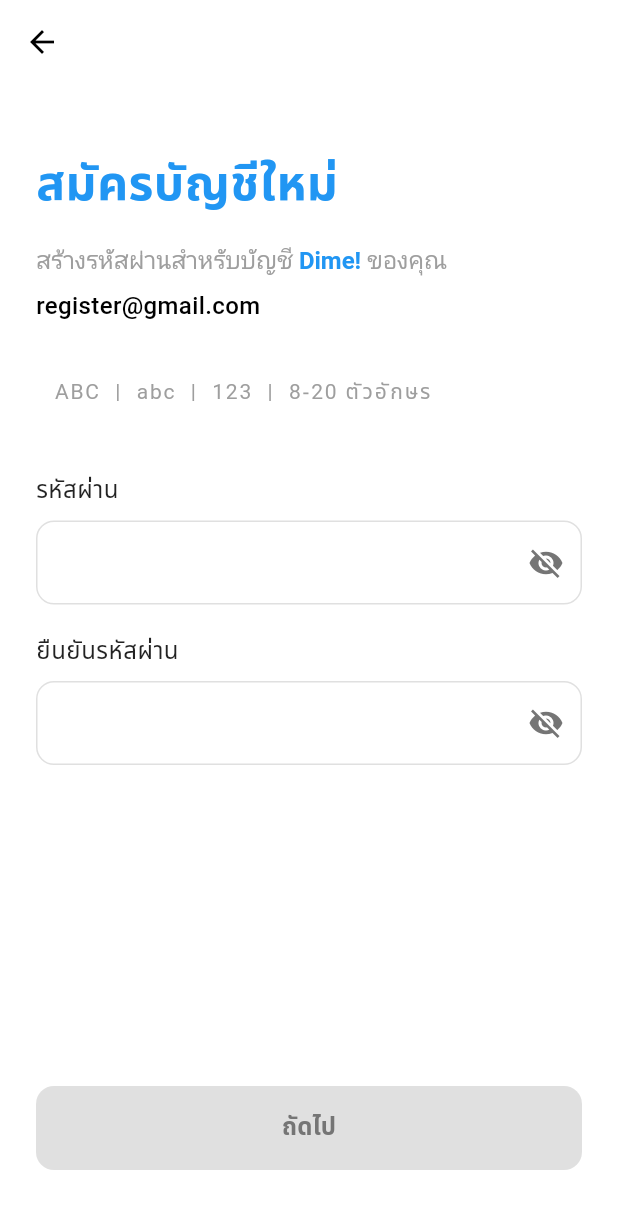
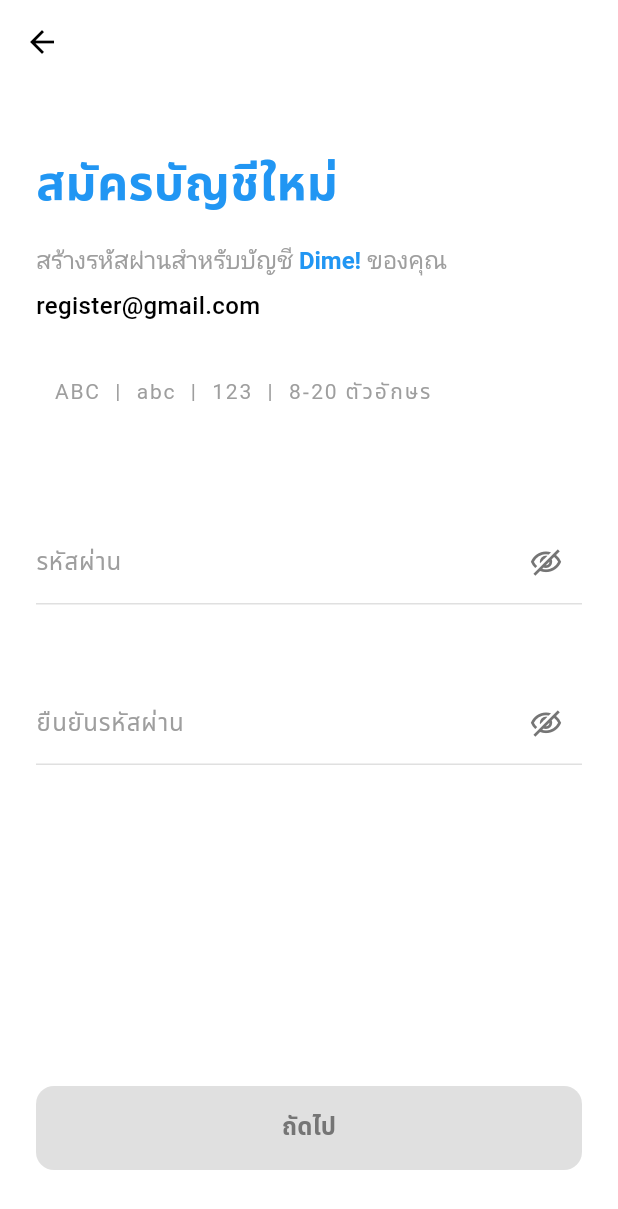
Before and after one commit to ARTTTT-TTTT/local-community-marketplace, a Flutter app: the screen it shows after launch, after a tap on "Open Signup Screen", on a phone screen of 412 x 824 dp. Shown: the top 1209 px of the screen. Run offline on Flutter 3.47's test engine with Material 3 defaults, Android fonts, the phone set to English and light mode, and no system bars; Roboto replaces fonts that are missing (Noto Sans Thai).

Commit message:
Refactor SignupScreen and PasswordField for improved UI and functionality; update password field to require hint text and enhance visibility toggle animation

```diff
--- a/lib/screens/signup_screen.dart
+++ b/lib/screens/signup_screen.dart
@@ -92,7 +92,10 @@ class _SignupScreenContent extends StatelessWidget {
                     RichText(
                       text: TextSpan(
                         text: 'สร้างรหัสผ่านสำหรับบัญชี ',
-                        style: const TextStyle(fontSize: 16, color: Colors.grey),
+                        style: const TextStyle(
+                          fontSize: 16,
+                          color: Colors.grey,
+                        ),
                         children: [
                           TextSpan(
                             text: 'Dime!',
@@ -143,7 +146,8 @@ class _SignupScreenContent extends StatelessWidget {
                     // Password field
                     PasswordField(
                       controller: provider.passwordController,
-                      labelText: 'รหัสผ่าน',
+                      labelText: "",
+                      hintText: 'รหัสผ่าน',
                       isPasswordVisible: provider.isPasswordVisible,
                       onVisibilityToggle: provider.togglePasswordVisibility,
                       onChanged: provider.validatePassword,
@@ -155,9 +159,11 @@ class _SignupScreenContent extends StatelessWidget {
                     // Confirm password field
                     PasswordField(
                       controller: provider.confirmPasswordController,
-                      labelText: 'ยืนยันรหัสผ่าน',
+                      labelText: "",
+                      hintText: 'ยืนยันรหัสผ่าน',
                       isPasswordVisible: provider.isConfirmPasswordVisible,
-                      onVisibilityToggle: provider.toggleConfirmPasswordVisibility,
+                      onVisibilityToggle:
+                          provider.toggleConfirmPasswordVisibility,
                       validator: provider.validateConfirmPasswordField,
                     ),
 
--- a/lib/widgets/password_field.dart
+++ b/lib/widgets/password_field.dart
@@ -14,7 +14,7 @@ class PasswordField extends StatelessWidget {
     super.key,
     required this.controller,
     required this.labelText,
-    this.hintText,
+    required this.hintText,
     required this.isPasswordVisible,
     required this.onVisibilityToggle,
     this.onChanged,
@@ -44,37 +44,48 @@ class PasswordField extends StatelessWidget {
           validator: validator,
           decoration: InputDecoration(
             hintText: hintText,
+            hintStyle: TextStyle(color: Colors.grey.shade500, fontSize: 16),
             suffixIcon: IconButton(
-              icon: Icon(
-                isPasswordVisible ? Icons.visibility : Icons.visibility_off,
-                color: Colors.grey.shade600,
+              icon: AnimatedSwitcher(
+                duration: const Duration(milliseconds: 200),
+                child: Transform.scale(
+                  scaleX: isPasswordVisible
+                      ? 1.0
+                      : -1.0, // Mirror the visibility_off icon
+                  child: Icon(
+                    isPasswordVisible
+                        ? Icons.visibility
+                        : Icons.visibility_off_outlined,
+                    key: ValueKey(isPasswordVisible),
+                    color: isPasswordVisible
+                        ? Colors.blue.shade600
+                        : Colors.grey.shade600,
+                    size: 22,
+                  ),
+                ),
               ),
               onPressed: onVisibilityToggle,
+              splashRadius: 20,
+              tooltip: isPasswordVisible ? 'ซ่อนรหัสผ่าน' : 'แสดงรหัสผ่าน',
             ),
-            border: OutlineInputBorder(
-              borderRadius: BorderRadius.circular(12),
+            border: UnderlineInputBorder(
               borderSide: BorderSide(color: Colors.grey.shade300),
             ),
-            enabledBorder: OutlineInputBorder(
-              borderRadius: BorderRadius.circular(12),
+            enabledBorder: UnderlineInputBorder(
               borderSide: BorderSide(color: Colors.grey.shade300),
             ),
-            focusedBorder: OutlineInputBorder(
-              borderRadius: BorderRadius.circular(12),
+            focusedBorder: UnderlineInputBorder(
               borderSide: const BorderSide(color: Colors.black, width: 2),
             ),
-            errorBorder: OutlineInputBorder(
-              borderRadius: BorderRadius.circular(12),
+            errorBorder: UnderlineInputBorder(
               borderSide: const BorderSide(color: Colors.red),
             ),
-            focusedErrorBorder: OutlineInputBorder(
-              borderRadius: BorderRadius.circular(12),
+            focusedErrorBorder: UnderlineInputBorder(
               borderSide: const BorderSide(color: Colors.red, width: 2),
             ),
-            filled: true,
-            fillColor: enabled ? Colors.white : Colors.grey.shade50,
+            filled: false,
             contentPadding: const EdgeInsets.symmetric(
-              horizontal: 16,
+              horizontal: 0, // Remove horizontal padding for cleaner underline
               vertical: 16,
             ),
           ),
```
